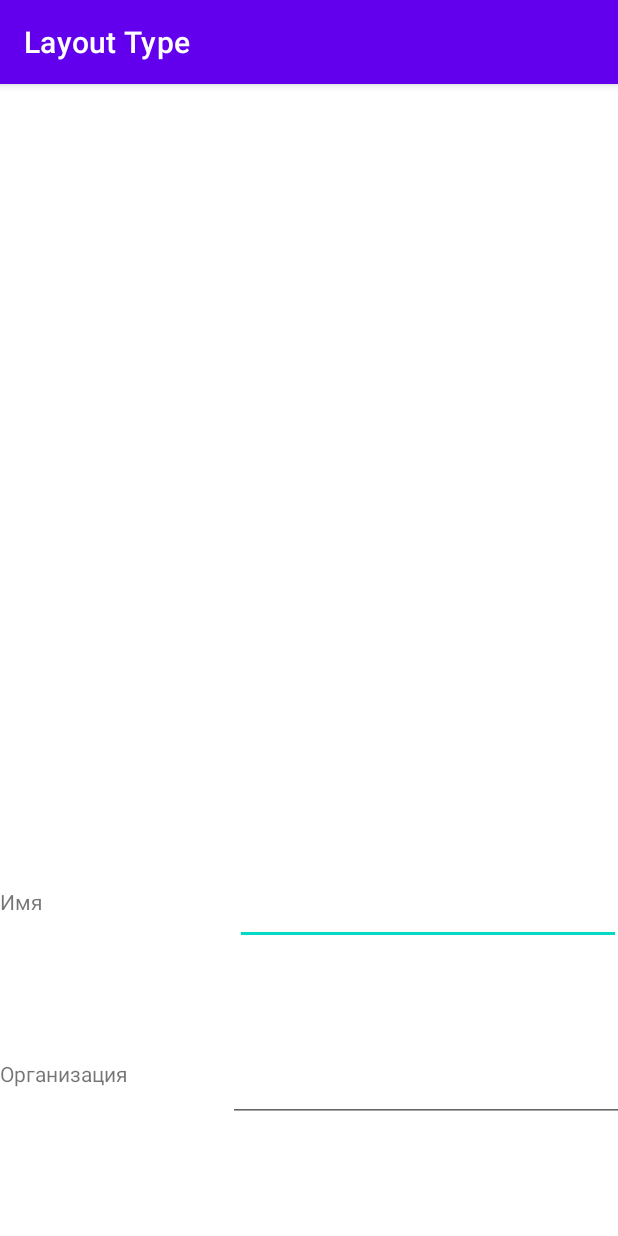
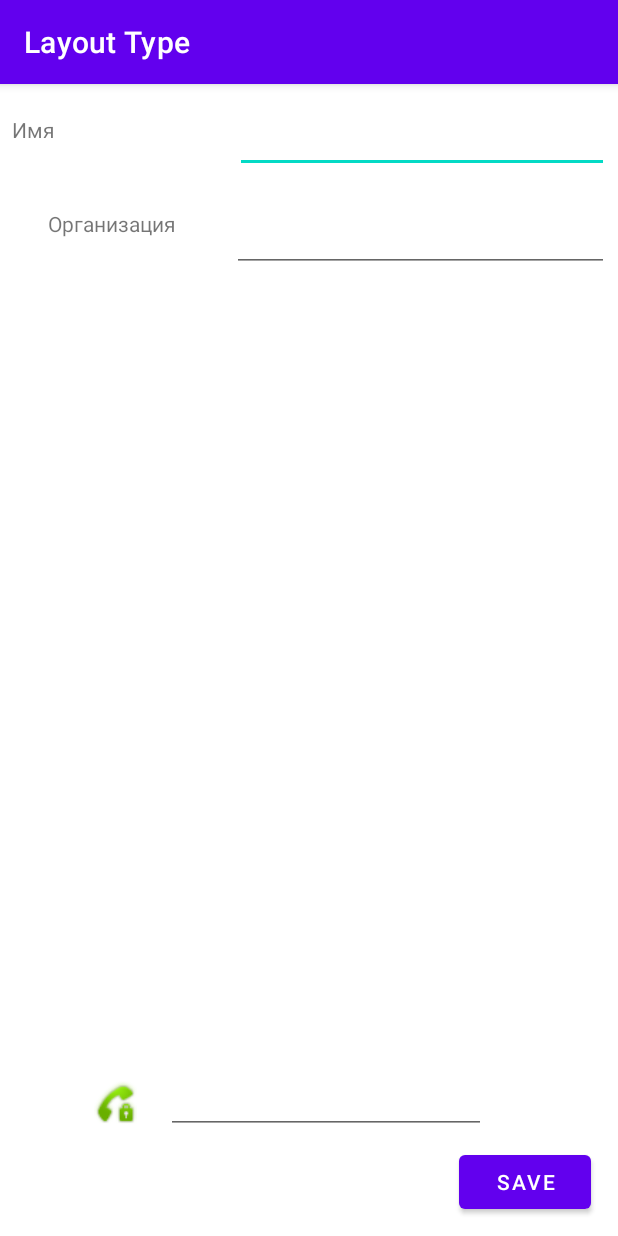
Before and after one commit to vnaturedanik/practice1Full, an Android app: the screen it shows after launch (MainActivity), on a phone screen of 412 x 824 dp. Run offline under Robolectric (Android 15) with nearby library versions, the phone set to English and light mode, and no system bars.

Commit message:
Задание

```diff
--- a/layouttype/src/main/res/layout/activity_main.xml
+++ b/layouttype/src/main/res/layout/activity_main.xml
@@ -7,19 +7,24 @@
     tools:context=".MainActivity">
 
     <LinearLayout
+        android:layout_width="406dp"
+        android:layout_height="163dp"
+        android:orientation="vertical"
+        tools:layout_editor_absoluteX="0dp"
+        tools:layout_editor_absoluteY="334dp">
+
+        <LinearLayout
             android:id="@+id/linearLayout"
-        android:layout_width="414dp"
-        android:layout_height="74dp"
-        android:orientation="horizontal"
-        app:layout_constraintBottom_toBottomOf="parent"
-        app:layout_constraintTop_toTopOf="parent"
-        app:layout_constraintVertical_bias="0.742"
-        tools:layout_editor_absoluteX="-2dp">
+            android:layout_width="match_parent"
+            android:layout_height="wrap_content"
+            android:layout_marginStart="8dp"
+            android:layout_marginLeft="8dp"
+            android:orientation="horizontal">
 
             <TextView
                 android:id="@+id/textView2"
                 android:layout_width="wrap_content"
-            android:layout_height="44dp"
+                android:layout_height="wrap_content"
                 android:layout_weight="1"
                 android:text="@string/Name" />
 
@@ -28,24 +33,22 @@
                 android:layout_width="129dp"
                 android:layout_height="59dp"
                 android:layout_weight="1"
+                android:autofillHints=""
                 android:ems="10"
-            android:inputType="textPersonName"
-            android:autofillHints="" />
+                android:inputType="textPersonName" />
         </LinearLayout>
 
         <LinearLayout
-        android:layout_width="432dp"
-        android:layout_height="125dp"
-        android:orientation="horizontal"
-        app:layout_constraintBottom_toBottomOf="parent"
-        app:layout_constraintTop_toTopOf="parent"
-        app:layout_constraintVertical_bias="0.974"
-        tools:layout_editor_absoluteX="-11dp">
+            android:layout_width="match_parent"
+            android:layout_height="wrap_content"
+            android:layout_marginStart="32dp"
+            android:layout_marginLeft="32dp"
+            android:orientation="horizontal">
 
             <TextView
                 android:id="@+id/textView3"
                 android:layout_width="wrap_content"
-            android:layout_height="36dp"
+                android:layout_height="wrap_content"
                 android:layout_weight="1"
                 android:text="@string/Company" />
 
@@ -54,8 +57,62 @@
                 android:layout_width="wrap_content"
                 android:layout_height="66dp"
                 android:layout_weight="1"
+                android:autofillHints=""
                 android:ems="10"
-            android:inputType="textPersonName"
-            android:autofillHints="" />
+                android:inputType="textPersonName" />
         </LinearLayout>
+    </LinearLayout>
+
+    <ImageView
+        android:id="@+id/phone"
+        android:layout_width="30dp"
+        android:layout_height="36dp"
+        app:layout_constraintBottom_toBottomOf="parent"
+        app:layout_constraintEnd_toEndOf="parent"
+        app:layout_constraintHorizontal_bias="0.163"
+        app:layout_constraintStart_toStartOf="parent"
+        app:layout_constraintTop_toTopOf="parent"
+        app:layout_constraintVertical_bias="0.904"
+        app:srcCompat="@android:drawable/stat_sys_vp_phone_call" />
+
+    <EditText
+        android:id="@+id/editTextPhone"
+        android:layout_width="wrap_content"
+        android:layout_height="wrap_content"
+        android:ems="10"
+        android:inputType="phone"
+        app:layout_constraintBottom_toBottomOf="parent"
+        app:layout_constraintEnd_toEndOf="parent"
+        app:layout_constraintHorizontal_bias="0.557"
+        app:layout_constraintStart_toStartOf="parent"
+        app:layout_constraintTop_toTopOf="parent"
+        app:layout_constraintVertical_bias="0.906" />
+
+    <Button
+        android:id="@+id/button13"
+        android:layout_width="wrap_content"
+        android:layout_height="wrap_content"
+        android:layout_marginStart="305dp"
+        android:layout_marginLeft="305dp"
+        android:layout_marginTop="3dp"
+        android:layout_marginEnd="18dp"
+        android:layout_marginRight="18dp"
+        android:layout_marginBottom="8dp"
+        android:text="Save"
+        app:layout_constraintBottom_toBottomOf="parent"
+        app:layout_constraintEnd_toEndOf="parent"
+        app:layout_constraintStart_toStartOf="parent"
+        app:layout_constraintTop_toBottomOf="@+id/editTextPhone" />
+
+    <ImageView
+        android:id="@+id/imageView2"
+        android:layout_width="406dp"
+        android:layout_height="255dp"
+        app:layout_constraintBottom_toBottomOf="parent"
+        app:layout_constraintEnd_toEndOf="parent"
+        app:layout_constraintHorizontal_bias="0.069"
+        app:layout_constraintStart_toStartOf="parent"
+        app:layout_constraintTop_toTopOf="parent"
+        app:layout_constraintVertical_bias="0.154"
+        tools:srcCompat="@tools:sample/backgrounds/scenic[1]" />
 </androidx.constraintlayout.widget.ConstraintLayout>
```
Lines whose indentation alone changed are shown as unchanged.
